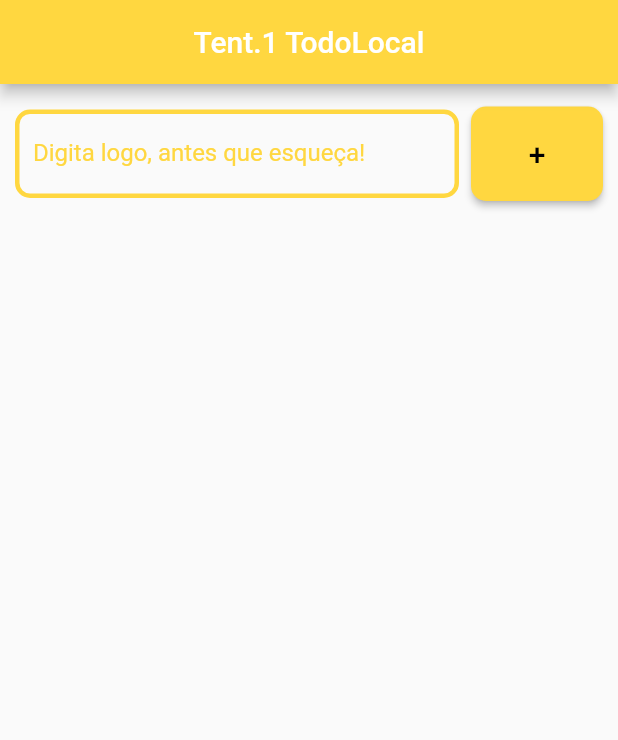
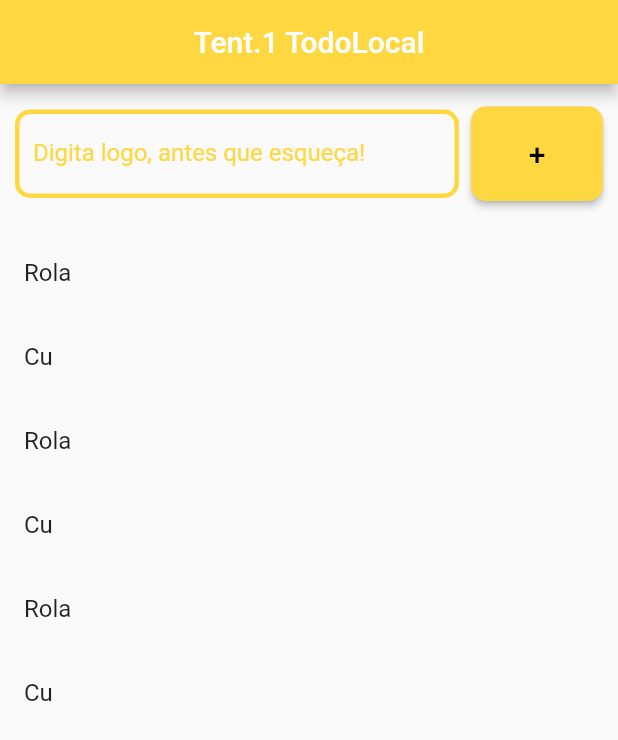
Before and after one commit to albertobezerra/todo_curso_udemy, a Flutter app: the screen it shows after launch, on a phone screen of 412 x 824 dp. Shown: the top 740 px of the screen. Run offline on Flutter 3.47's test engine with Material 2 defaults, Android fonts, the phone set to English and light mode, and no system bars.

Commit message:
Parte da aula de lista

```diff
--- a/lib/main.dart
+++ b/lib/main.dart
@@ -19,7 +19,14 @@ class Home extends StatefulWidget {
 }
 
 class _HomeState extends State<Home> {
-  List _toDoList = [];
+  List _toDoList = [
+    'Rola',
+    'Cu',
+    'Rola',
+    'Cu',
+    'Rola',
+    'Cu',
+  ];
   @override
   Widget build(BuildContext context) {
     return Scaffold(
@@ -71,7 +78,17 @@ class _HomeState extends State<Home> {
                 )
               ],
             ),
-          )
+          ),
+          Expanded(
+              child: ListView.builder(
+            padding: EdgeInsets.only(top: 10),
+            itemCount: _toDoList.length,
+            itemBuilder: (context, index) {
+              return ListTile(
+                title: Text(_toDoList[index]),
+              );
+            },
+          ))
         ],
       ),
     );
```
